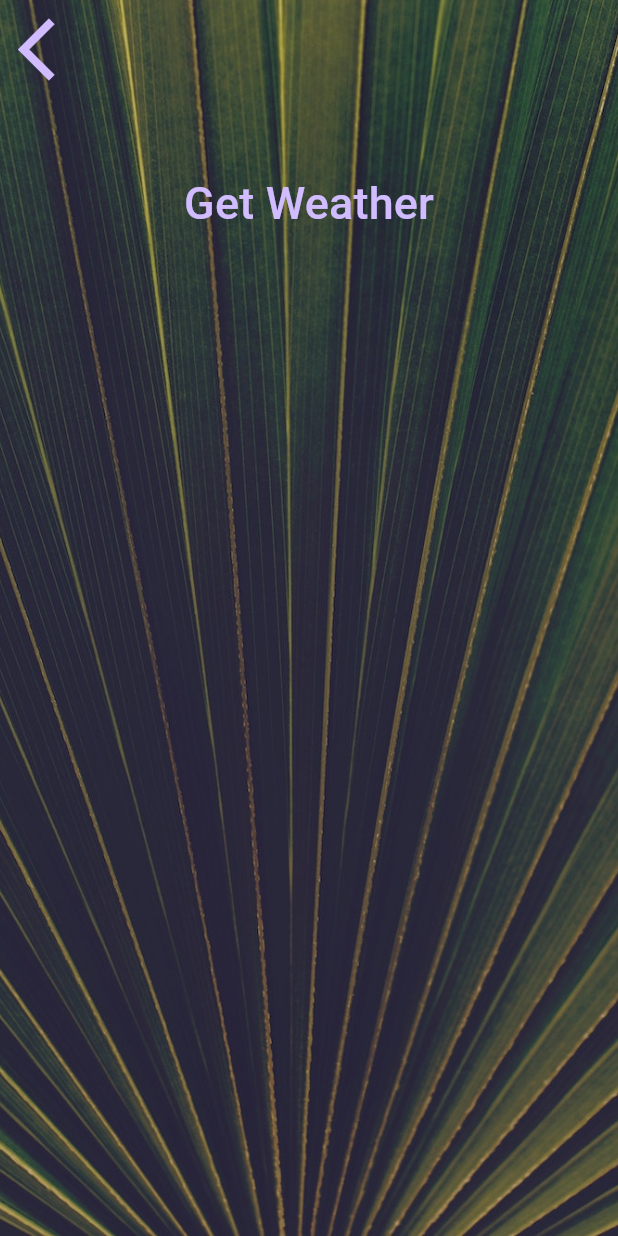
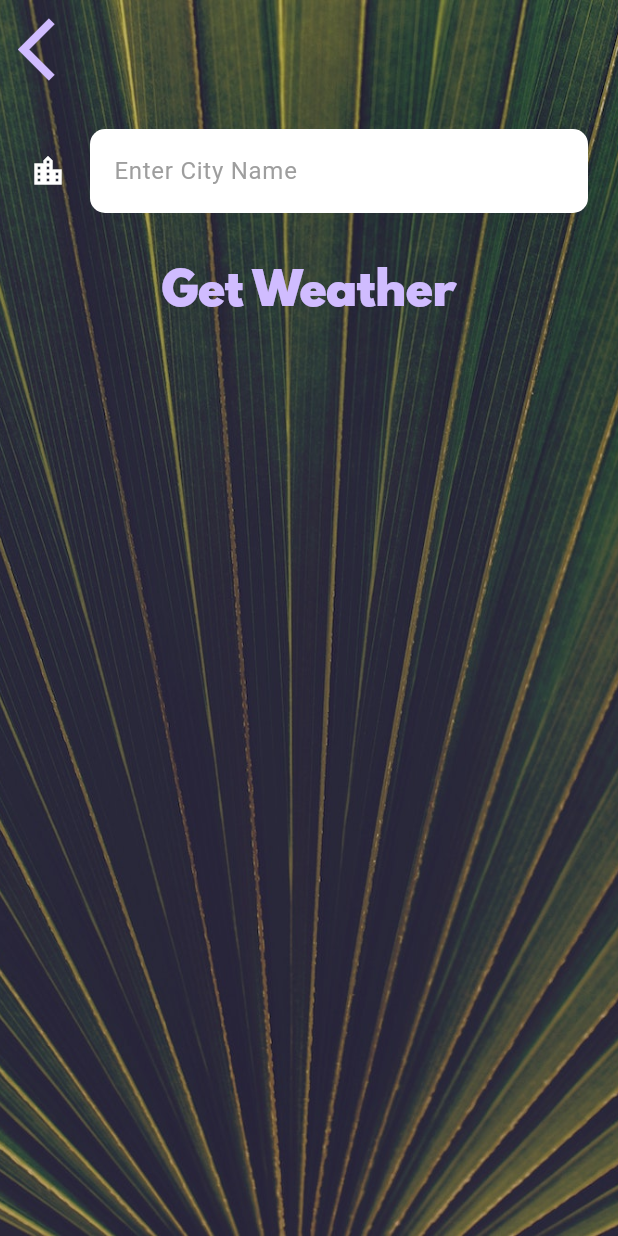
Before and after one commit to Eka1984/Clima-Flutter, a Flutter app: the CityScreen screen opened directly, on a phone screen of 412 x 824 dp. Run offline on Flutter 3.47's test engine with Material 3 defaults, Android fonts, the phone set to English and light mode, and no system bars; our stand-ins replace flutter_spinkit, geolocator; network calls fail.

Commit message:
Methods of weatherModel and city_screen functionality

```diff
--- a/lib/screens/city_screen.dart
+++ b/lib/screens/city_screen.dart
@@ -7,6 +7,7 @@ class CityScreen extends StatefulWidget {
 }
 
 class _CityScreenState extends State<CityScreen> {
+  String? cityName;
   @override
   Widget build(BuildContext context) {
     return Scaffold(
@@ -24,7 +25,9 @@ class _CityScreenState extends State<CityScreen> {
               Align(
                 alignment: Alignment.topLeft,
                 child: TextButton(
-                  onPressed: () {},
+                  onPressed: () {
+                    Navigator.pop(context);
+                  },
                   child: Icon(
                     Icons.arrow_back_ios,
                     size: 50.0,
@@ -33,10 +36,20 @@ class _CityScreenState extends State<CityScreen> {
               ),
               Container(
                 padding: EdgeInsets.all(20.0),
-                child: null,
+                child: TextField(
+                  style: TextStyle(
+                    color: Colors.black,
+                  ),
+                  decoration: kTextFieldInputDecoration,
+                  onChanged: (value){
+                    cityName = value;
+                  },
+                ),
               ),
               TextButton(
-                onPressed: () {},
+                onPressed: () {
+                  Navigator.pop(context, cityName);
+                },
                 child: Text(
                   'Get Weather',
                   style: kButtonTextStyle,
--- a/lib/utilities/constants.dart
+++ b/lib/utilities/constants.dart
@@ -18,3 +18,20 @@ const kButtonTextStyle = TextStyle(
 const kConditionTextStyle = TextStyle(
   fontSize: 100.0,
 );
+
+const kTextFieldInputDecoration = InputDecoration(
+  filled: true,
+  fillColor: Colors.white,
+  icon: Icon(
+    Icons.location_city,
+    color: Colors.white,
+  ),
+  hintText: 'Enter City Name',
+  hintStyle: TextStyle(
+    color: Colors.grey,
+  ),
+  border: OutlineInputBorder(
+    borderRadius: BorderRadius.all(Radius.circular(10.0),),
+    borderSide: BorderSide.none,
+  ),
+);
--- a/pubspec.yaml
+++ b/pubspec.yaml
@@ -66,6 +66,12 @@ flutter:
   assets:
    - images/
 
+  fonts:
+    - family: Spartan MB
+      fonts:
+        - asset: fonts/SpartanMB-Black.otf
+          weight: 900
+
   # An image asset can refer to one or more resolution-specific "variants", see
   # https://flutter.dev/assets-and-images/#resolution-aware
 
```
Also changed, not shown: lib/screens/loading_screen.dart (+2 -13 lines), lib/screens/location_screen.dart (+20 -2 lines), lib/services/weather.dart (+26 -0 lines), 1 other file.
